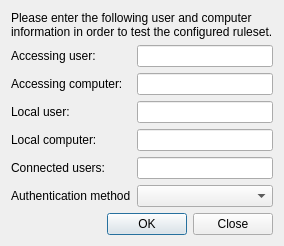
This is configurator/src/AccessControlRulesTestDialog.ui in veyon/veyon as Qt 5 draws it before an edit. The edited form follows.
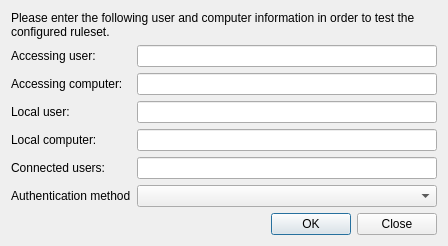
This is the edited form.

Commit message: AccessControlRulesTestDialog: improve dialog layout

What changed in the file:
```diff
--- a/configurator/src/AccessControlRulesTestDialog.ui
+++ b/configurator/src/AccessControlRulesTestDialog.ui
@@ -14,7 +14,14 @@
     </widget>
    </item>
    <item row="1" column="1">
-    <widget class="QLineEdit" name="accessingUserLineEdit"/>
+    <widget class="QLineEdit" name="accessingUserLineEdit">
+     <property name="minimumSize">
+      <size>
+       <width>300</width>
+       <height>0</height>
+      </size>
+     </property>
+    </widget>
    </item>
    <item row="4" column="0">
     <widget class="QLabel" name="label_4">
@@ -65,12 +72,6 @@
    </item>
    <item row="0" column="0" colspan="2">
     <widget class="QLabel" name="label_5">
-     <property name="sizePolicy">
-      <sizepolicy hsizetype="Preferred" vsizetype="MinimumExpanding">
-       <horstretch>0</horstretch>
-       <verstretch>0</verstretch>
-      </sizepolicy>
-     </property>
      <property name="text">
       <string>Please enter the following user and computer information in order to test the configured ruleset.</string>
      </property>
```
Left out of the diff: 4 changed lines with no effect on the pictures.
